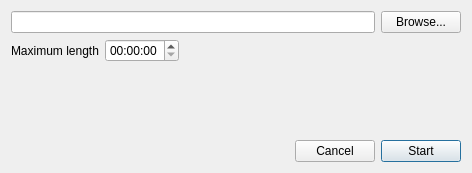
The window that RecoringDialog.ui (soramimi/DeckLinkCapture) describes before a commit, drawn with Qt 5.
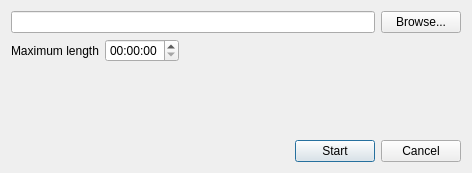
The same window after the commit.

```diff
--- a/RecoringDialog.ui
+++ b/RecoringDialog.ui
@@ -91,13 +91,6 @@
        </property>
       </spacer>
      </item>
-     <item>
-      <widget class="QPushButton" name="pushButton_2">
-       <property name="text">
-        <string>Cancel</string>
-       </property>
-      </widget>
-     </item>
      <item>
       <widget class="QPushButton" name="pushButton">
        <property name="text">
@@ -108,6 +101,13 @@
        </property>
       </widget>
      </item>
+     <item>
+      <widget class="QPushButton" name="pushButton_2">
+       <property name="text">
+        <string>Cancel</string>
+       </property>
+      </widget>
+     </item>
     </layout>
    </item>
   </layout>
```
Left out of the diff: 2 changed lines with no effect on the pictures.
